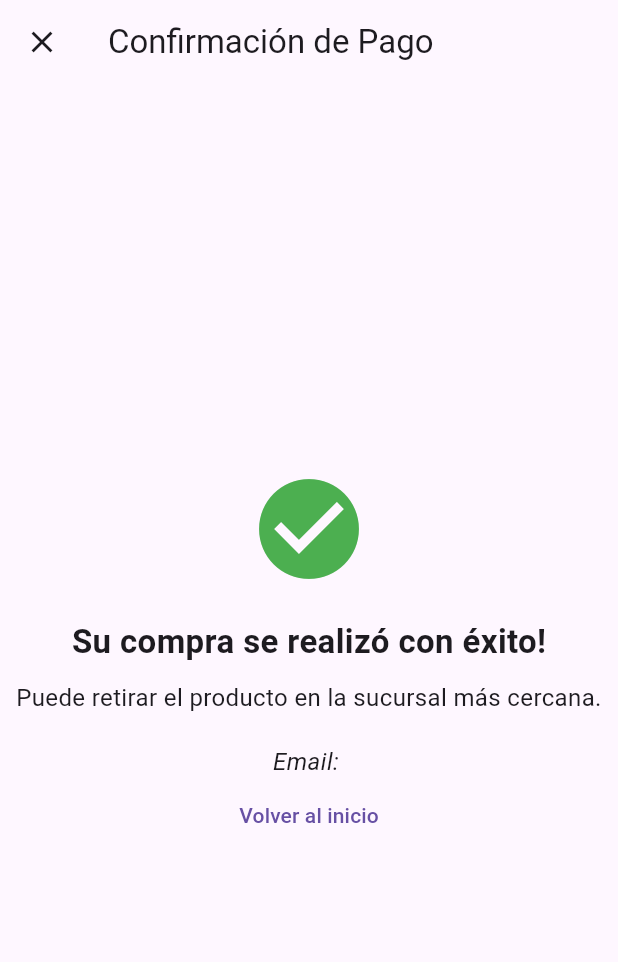
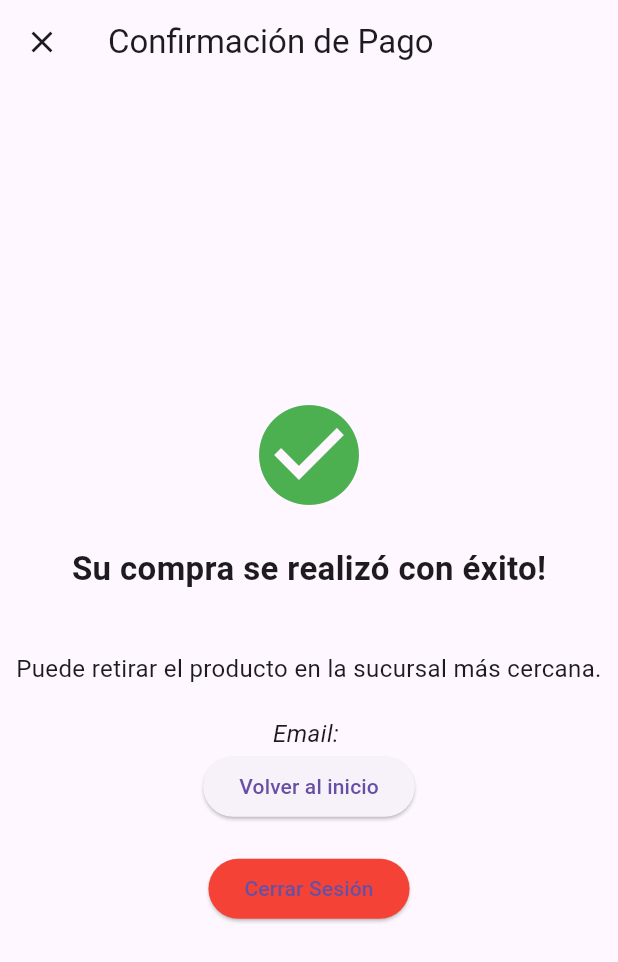
Before and after one commit to naranjaFanta/tp3_appnike, a Flutter app: the PaymentConfirmationScreen screen opened directly with empty values, on a phone screen of 412 x 824 dp. Shown: the top 962 px of the screen. Run offline on Flutter 3.47's test engine with Material 3 defaults, Android fonts, the phone set to English and light mode, and no system bars; our stand-ins replace cloud_firestore, firebase_auth, firebase_core, flutter_riverpod, flutter_svg, go_router; accounts and stored records are empty.

Commit message:
Boton al login y home

```diff
--- a/lib/presentation/screens/payments/payment_confirmation_screen.dart
+++ b/lib/presentation/screens/payments/payment_confirmation_screen.dart
@@ -37,7 +37,7 @@ class PaymentConfirmationScreen extends StatelessWidget {
               'Su compra se realizó con éxito!',
               style: TextStyle(fontSize: 22, fontWeight: FontWeight.bold),
             ),
-            const SizedBox(height: 10),
+            const SizedBox(height: 40),
             const Text(
               'Puede retirar el producto en la sucursal más cercana.',
               textAlign: TextAlign.center,
@@ -48,11 +48,20 @@ class PaymentConfirmationScreen extends StatelessWidget {
               'Email: $userEmail',
               style: const TextStyle(fontSize: 16, fontStyle: FontStyle.italic),
             ),
-            TextButton(
+            ElevatedButton(
               onPressed: () {
                 context.go('/');
               },
-              child: const Text("Volver al inicio"))
+              child: const Text("Volver al inicio"),
+            ),
+            const SizedBox(height: 20),
+            ElevatedButton(
+              onPressed: () {
+                context.go('/login');
+              },
+              child: const Text("Cerrar Sesión"),
+              style: ElevatedButton.styleFrom(primary: Colors.red),
+            ),
           ],
         ),
       ),
```
